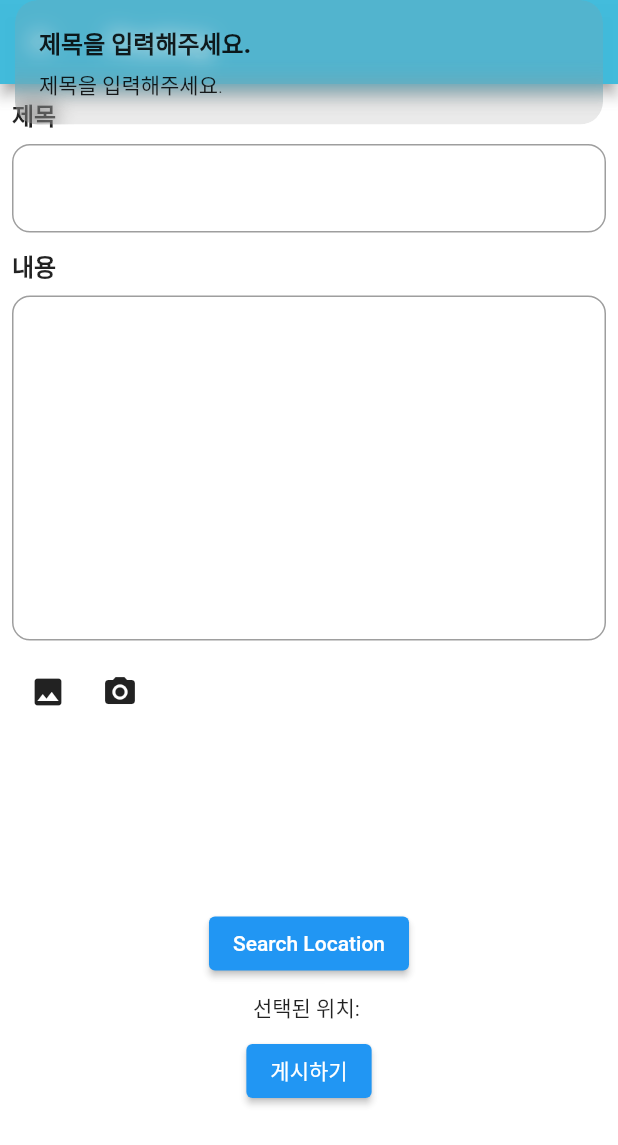
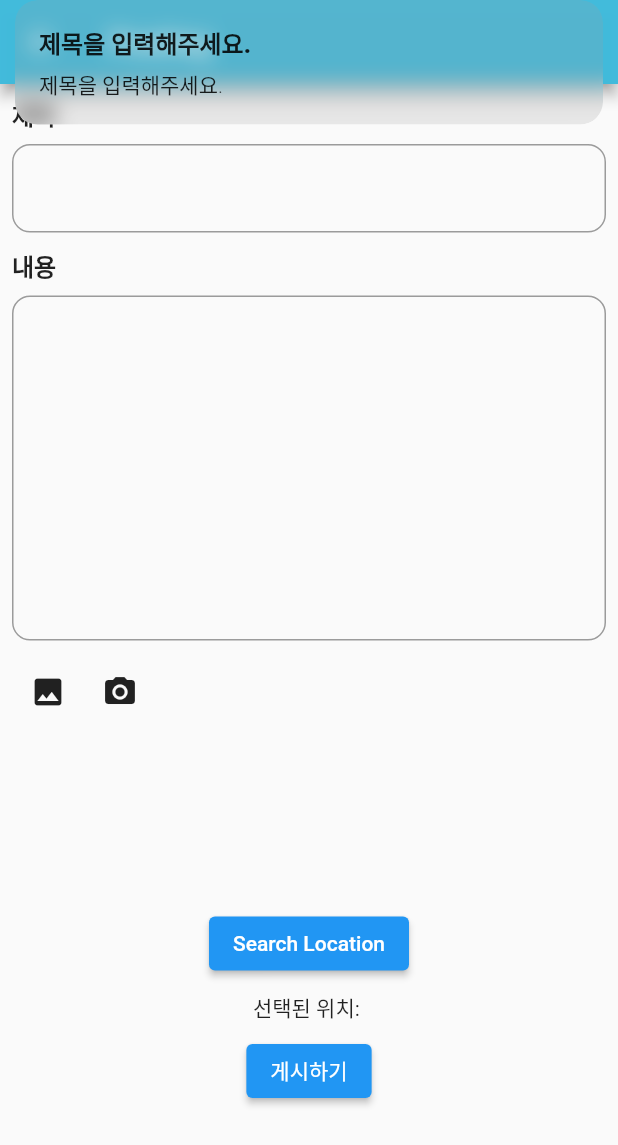
Before and after one commit to HongikB612/UrbanLink, a Flutter app: the PostingPage screen opened directly, after a tap on "게시하기", on a phone screen of 412 x 824 dp. Shown: the top 1145 px of the screen. Run offline on Flutter 3.47's test engine with Material 2 defaults, Android fonts, the phone set to English and light mode, and no system bars; our stand-ins replace anim_search_bar, cloud_firestore, firebase_auth, firebase_core, firebase_storage, geocoding and 6 more; accounts and stored records are empty.

Commit message:
Fix Dark background issue
Remove background color (white24) from page where elevated button exists

```diff
--- a/lib/pages/postpage/postingpage.dart
+++ b/lib/pages/postpage/postingpage.dart
@@ -34,7 +34,7 @@ class _PostingPageState extends State<PostingPage> {
   @override
   Widget build(BuildContext context) {
     return Scaffold(
-      backgroundColor: Colors.white24,
+      // backgroundColor: Colors.white24,
       appBar: AppBar(
         title: const Text('Posting'),
         backgroundColor: const Color.fromARGB(250, 63, 186, 219),
```
Also changed, not shown: lib/pages/loginpage/login.dart (+2 -5 lines).
